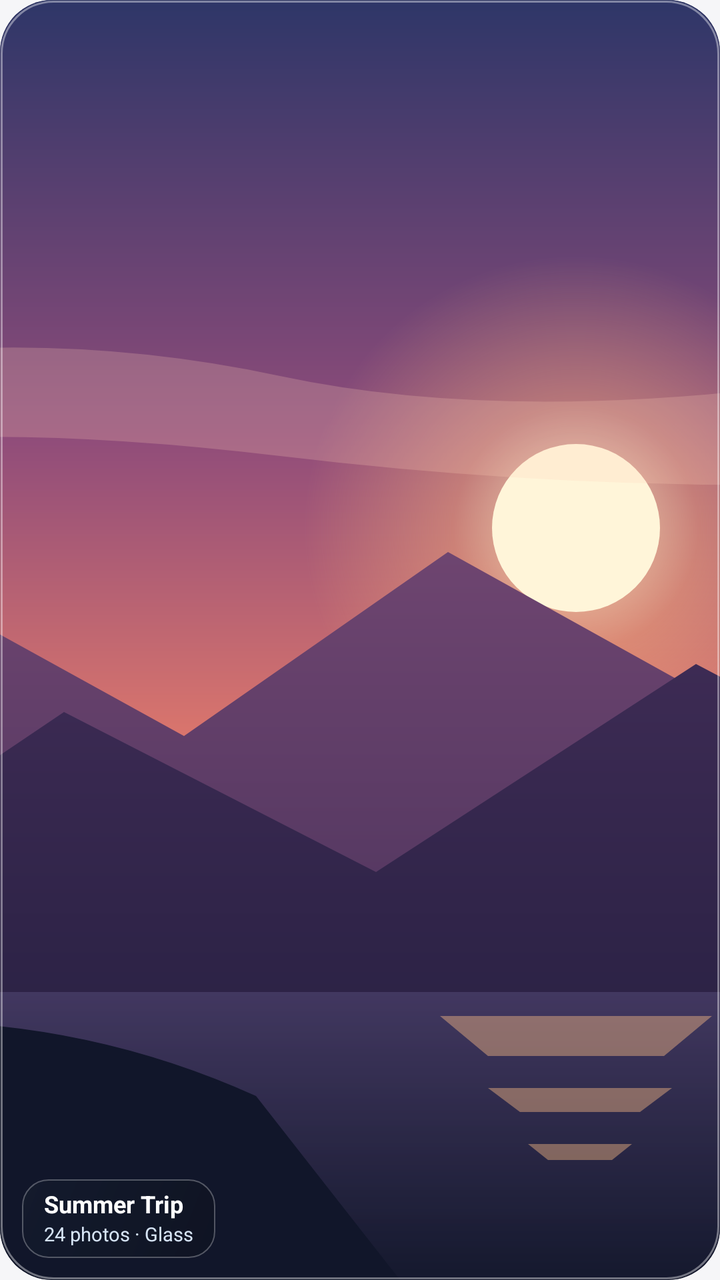
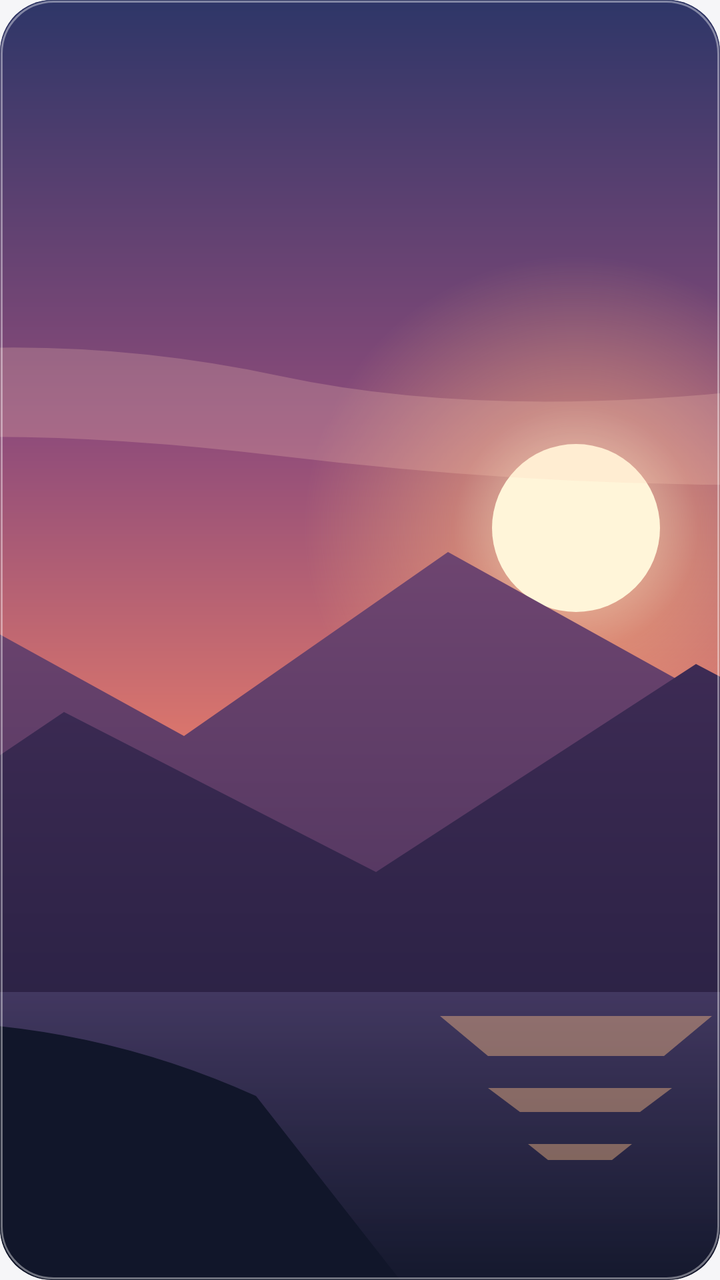

Two renders of the same Android screen: before a commit and after it. Below are the layout's source before the change and the commit's diff.
<!-- AndroidManifest.xml: application theme Theme.LuminaGallery -->
<!-- res/layout/widget_preview_photo_frame.xml -->
<?xml version="1.0" encoding="utf-8"?>
<FrameLayout xmlns:android="http://schemas.android.com/apk/res/android"
    android:layout_width="match_parent"
    android:layout_height="match_parent"
    android:background="@drawable/widget_bg_rounded"
    android:clipToOutline="true"
    android:foreground="@drawable/widget_glass_edge">

    <ImageView
        android:layout_width="match_parent"
        android:layout_height="match_parent"
        android:contentDescription="@string/widget_photo_frame"
        android:scaleType="centerCrop"
        android:src="@drawable/widget_art_sunset_peaks" />

    <LinearLayout
        android:layout_width="wrap_content"
        android:layout_height="wrap_content"
        android:layout_gravity="bottom|start"
        android:layout_margin="11dp"
        android:background="@drawable/widget_glass_pill"
        android:orientation="vertical"
        android:paddingHorizontal="11dp"
        android:paddingVertical="6dp">

        <TextView
            android:layout_width="wrap_content"
            android:layout_height="wrap_content"
            android:includeFontPadding="false"
            android:maxLines="1"
            android:text="@string/widget_preview_album_title"
            android:textColor="#FFFFFF"
            android:textSize="12sp"
            android:textStyle="bold" />

        <TextView
            android:layout_width="wrap_content"
            android:layout_height="wrap_content"
            android:layout_marginTop="2dp"
            android:includeFontPadding="false"
            android:maxLines="1"
            android:text="@string/widget_preview_album_sub"
            android:textColor="#D6E4F5"
            android:textSize="9.5sp" />
    </LinearLayout>

</FrameLayout>
<!-- resources referenced by this layout -->
<resources>
  <!-- drawable widget_art_sunset_peaks: vector/xml drawable (drawable, 3773 chars, omitted) -->
  <!-- drawable widget_bg_rounded (drawable) -->
  <?xml version="1.0" encoding="utf-8"?>
  <shape xmlns:android="http://schemas.android.com/apk/res/android"
      android:shape="rectangle">
      <corners android:radius="@dimen/widget_corner_radius" />
      <gradient
          android:angle="315"
          android:startColor="#CC2B3C56"
          android:centerColor="#CC1A263A"
          android:endColor="#CC111929" />
  </shape>
  <!-- drawable widget_glass_edge (drawable) -->
  <?xml version="1.0" encoding="utf-8"?>
  <layer-list xmlns:android="http://schemas.android.com/apk/res/android">
      
      <item>
          <shape android:shape="rectangle">
              <corners android:radius="@dimen/widget_corner_radius" />
              <stroke
                  android:width="0.45dp"
                  android:color="#1A000000" />
          </shape>
      </item>
      
      <item
          android:bottom="0.45dp"
          android:left="0.45dp"
          android:right="0.45dp"
          android:top="0.45dp">
          <shape android:shape="rectangle">
              <corners android:radius="@dimen/widget_corner_radius" />
              <solid android:color="#00000000" />
              <stroke
                  android:width="1.15dp"
                  android:color="#66FFFFFF" />
          </shape>
      </item>
  </layer-list>
  <!-- drawable widget_glass_pill (drawable) -->
  <?xml version="1.0" encoding="utf-8"?>
  <shape xmlns:android="http://schemas.android.com/apk/res/android"
      android:shape="rectangle">
      <corners android:radius="13dp" />
      <gradient
          android:angle="315"
          android:startColor="#66162030"
          android:endColor="#780B101A" />
      <stroke
          android:width="0.75dp"
          android:color="#47FFFFFF" />
  </shape>
  <string name="widget_photo_frame">Photo Frame · Albums &amp; Picks</string>
  <string name="widget_preview_album_sub">24 photos · Glass</string>
  <string name="widget_preview_album_title">Summer Trip</string>
  <style name="Theme.LuminaGallery" parent="android:Theme.Material.Light.NoActionBar">
          <item name="android:windowBackground">@color/launch_window_background</item>
          <item name="android:statusBarColor">@android:color/transparent</item>
          <item name="android:navigationBarColor">@android:color/transparent</item>
      </style>
  <dimen name="widget_corner_radius">26dp</dimen>
  <color name="launch_window_background">#FFF6F6F8</color>
</resources>

<!-- the commit's change to res/layout/widget_preview_photo_frame.xml (unified diff, before → after) -->
@@ -13,35 +13,4 @@
         android:scaleType="centerCrop"
         android:src="@drawable/widget_art_sunset_peaks" />
 
-    <LinearLayout
-        android:layout_width="wrap_content"
-        android:layout_height="wrap_content"
-        android:layout_gravity="bottom|start"
-        android:layout_margin="11dp"
-        android:background="@drawable/widget_glass_pill"
-        android:orientation="vertical"
-        android:paddingHorizontal="11dp"
-        android:paddingVertical="6dp">
-
-        <TextView
-            android:layout_width="wrap_content"
-            android:layout_height="wrap_content"
-            android:includeFontPadding="false"
-            android:maxLines="1"
-            android:text="@string/widget_preview_album_title"
-            android:textColor="#FFFFFF"
-            android:textSize="12sp"
-            android:textStyle="bold" />
-
-        <TextView
-            android:layout_width="wrap_content"
-            android:layout_height="wrap_content"
-            android:layout_marginTop="2dp"
-            android:includeFontPadding="false"
-            android:maxLines="1"
-            android:text="@string/widget_preview_album_sub"
-            android:textColor="#D6E4F5"
-            android:textSize="9.5sp" />
-    </LinearLayout>
-
 </FrameLayout>
<!-- resource entries referenced after the edit -->
@@ -39,22 +39,7 @@
           </shape>
       </item>
   </layer-list>
-  <!-- drawable widget_glass_pill (drawable) -->
-  <?xml version="1.0" encoding="utf-8"?>
-  <shape xmlns:android="http://schemas.android.com/apk/res/android"
-      android:shape="rectangle">
-      <corners android:radius="13dp" />
-      <gradient
-          android:angle="315"
-          android:startColor="#66162030"
-          android:endColor="#780B101A" />
-      <stroke
-          android:width="0.75dp"
-          android:color="#47FFFFFF" />
-  </shape>
-  <string name="widget_photo_frame">Photo Frame · Albums &amp; Picks</string>
-  <string name="widget_preview_album_sub">24 photos · Glass</string>
-  <string name="widget_preview_album_title">Summer Trip</string>
+  <string name="widget_photo_frame">Photo Frame</string>
   <style name="Theme.LuminaGallery" parent="android:Theme.Material.Light.NoActionBar">
           <item name="android:windowBackground">@color/launch_window_background</item>
           <item name="android:statusBarColor">@android:color/transparent</item>
